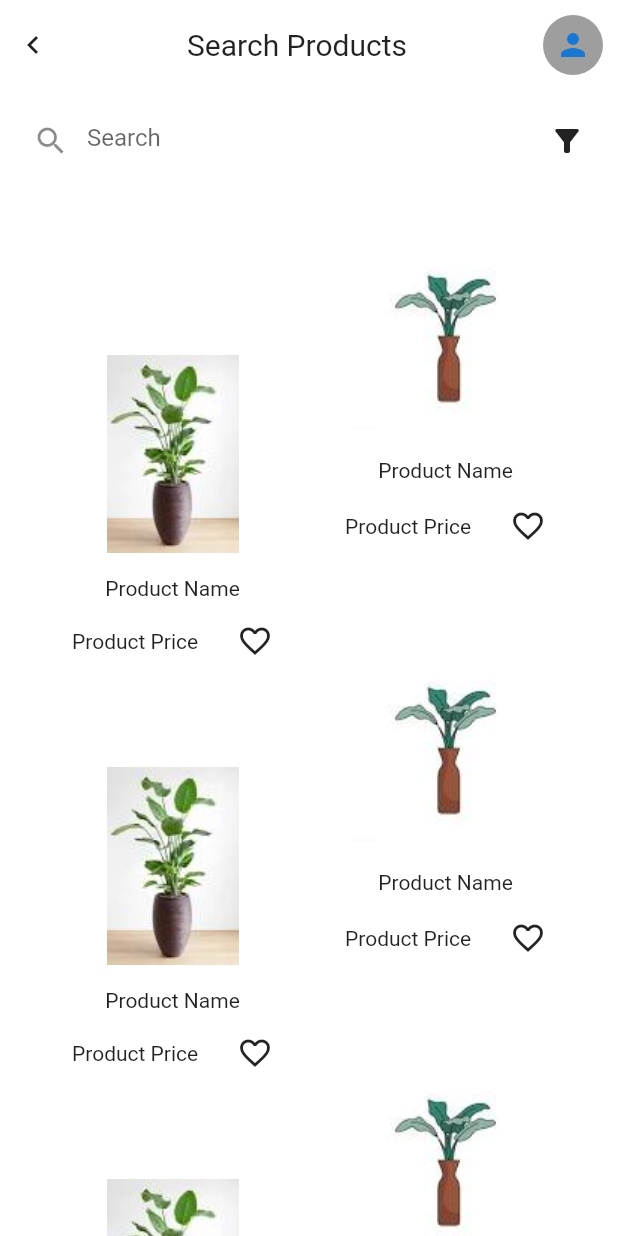
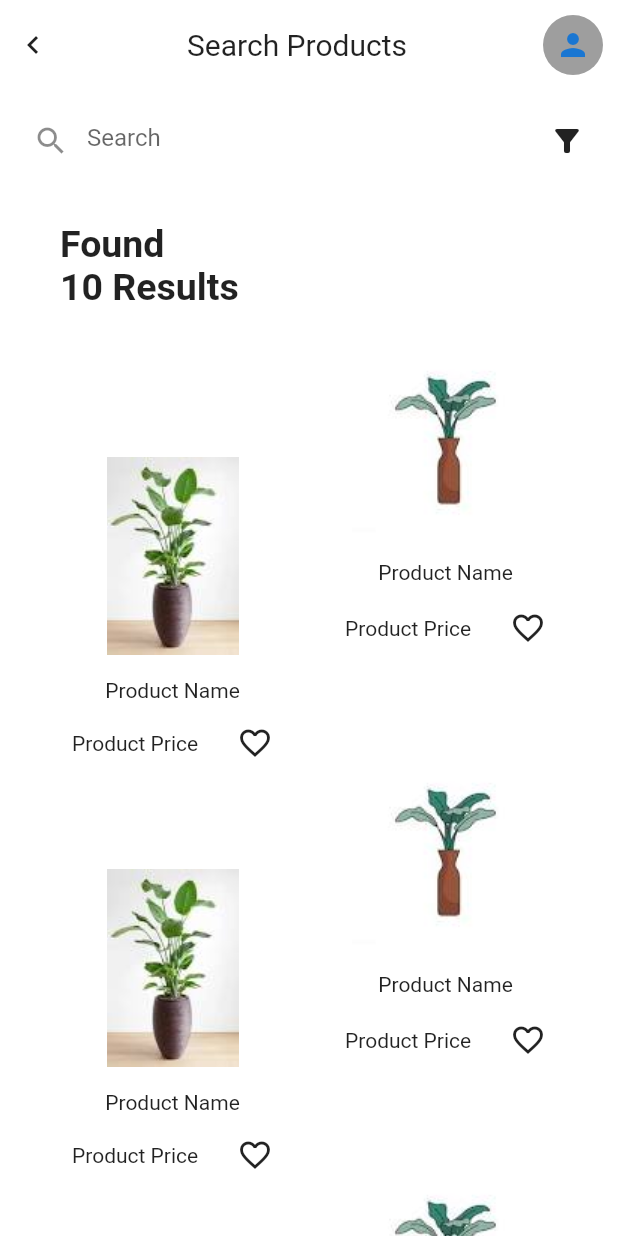
Before and after one commit to Teewhydot/ui_challenge, a Flutter app: the screen it shows after launch, on a phone screen of 412 x 824 dp. Run offline on Flutter 3.47's test engine with Material 2 defaults, Android fonts, the phone set to English and light mode, and no system bars.

Commit message:
Ui improvements

```diff
--- a/lib/search_results_items.dart
+++ b/lib/search_results_items.dart
@@ -6,7 +6,10 @@ class ContainerGrid extends StatelessWidget {
 
   @override
   Widget build(BuildContext context) {
-    return GridView.builder(
+    return Stack(
+      children: [
+        GridView.builder(
+          physics: const BouncingScrollPhysics(),
           itemCount: 10, // Change this to the number of grids you want.
           gridDelegate: const SliverGridDelegateWithFixedCrossAxisCount(
             crossAxisCount: 1,
@@ -76,9 +79,13 @@ class ContainerGrid extends StatelessWidget {
                     ), // Adjust the margin as needed.
                   ),
                 ),
+
               ],
             );
           },
+        ),
+
+      ]
     );
   }
 }
--- a/lib/search_results_page.dart
+++ b/lib/search_results_page.dart
@@ -15,6 +15,7 @@ class _SearchResultsState extends State<SearchResults> {
       backgroundColor: Colors.white70,
       body: SafeArea(
           child: Column(
+            crossAxisAlignment: CrossAxisAlignment.start,
         children: [
           const Padding(
             padding: EdgeInsets.all(10.0),
@@ -36,6 +37,7 @@ class _SearchResultsState extends State<SearchResults> {
           const SizedBox(
             height: 10,
           ),
+
           Row(
             children: [
               // text field for search
@@ -69,6 +71,16 @@ class _SearchResultsState extends State<SearchResults> {
           const SizedBox(
             height: 20,
           ),
+          Padding(
+            padding: EdgeInsets.only(left: 40, top: 10),
+            child: Column(
+              crossAxisAlignment: CrossAxisAlignment.start,
+              children: [
+                Text('Found', style: TextStyle(fontSize: 25, fontWeight: FontWeight.bold)),
+                Text('10 Results', style: TextStyle(fontSize: 25, fontWeight: FontWeight.bold)),
+              ],
+            ),
+          ),
           const Expanded(child: ContainerGrid()),
         ],
       )),
```
Lines whose indentation alone changed are shown as unchanged.
